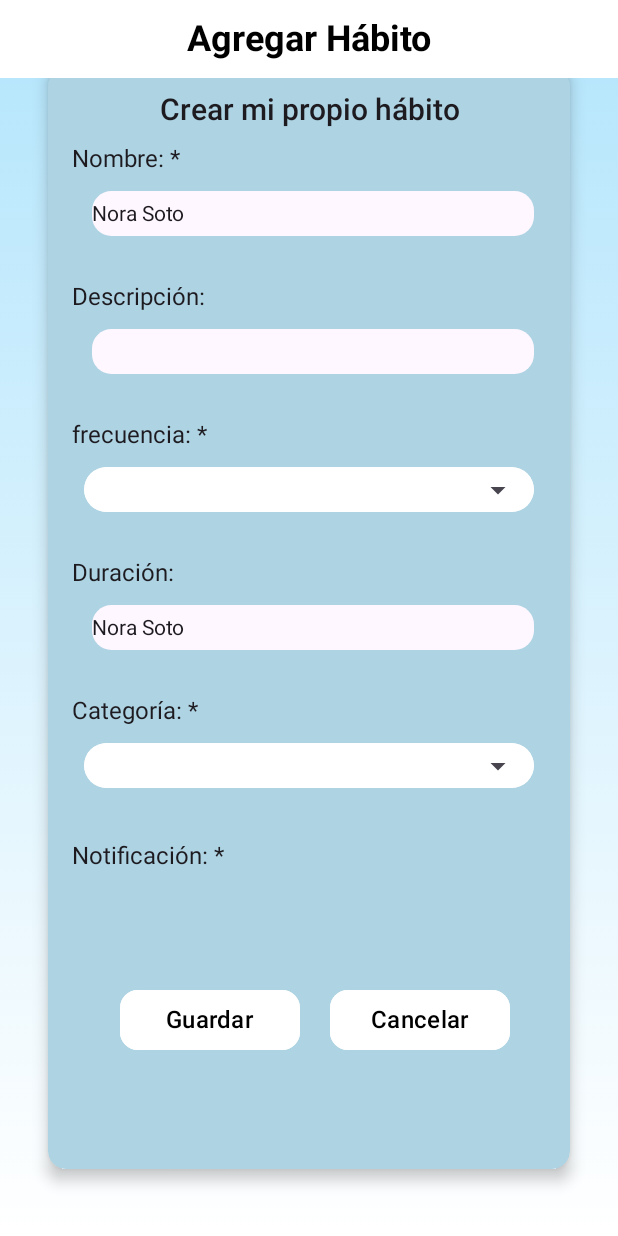
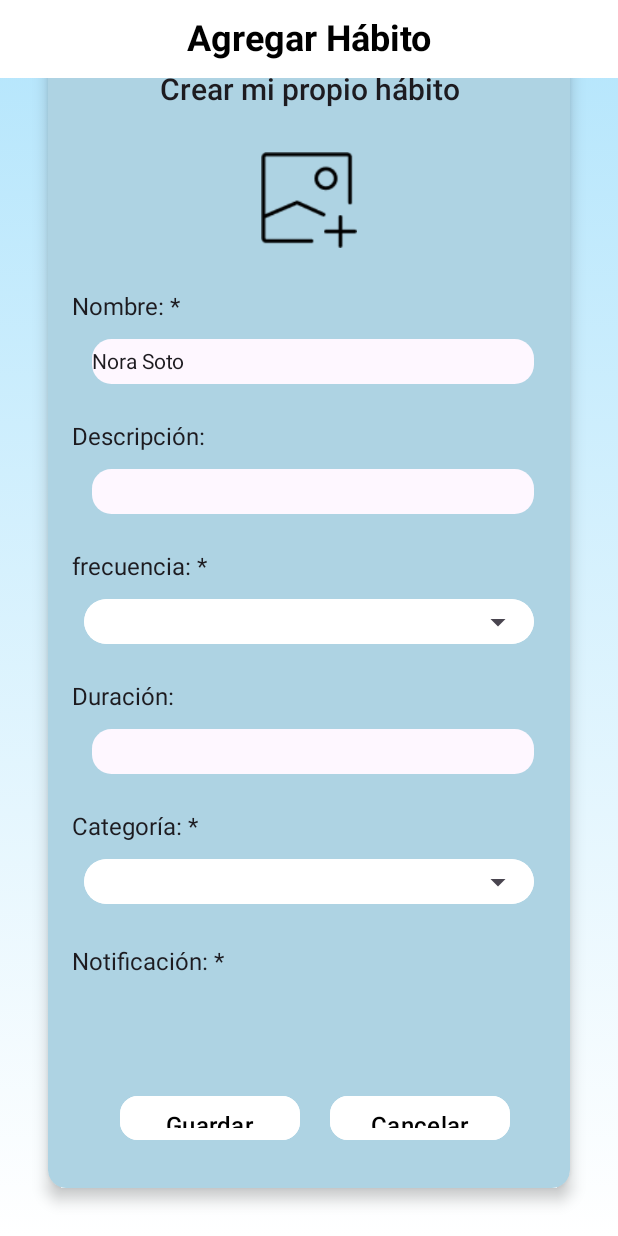
Before and after one commit to eddn-dev/TibiBalanceApp, an Android app built with Jetpack Compose: the @Preview function FeatureAddHabitScreenPreview, on a phone screen of 412 x 824 dp. Run offline under Robolectric (Android 15) with nearby library versions, the phone set to English and light mode, and no system bars.

Commit message:
agregado de imageButton, pantalla agregar habito falata boton de notificación y navBar

```diff
--- a/app/build.gradle.kts
+++ b/app/build.gradle.kts
@@ -43,15 +43,6 @@ android {
 }
 
 dependencies {
-    implementation ("androidx.compose.ui:ui:1.6.0") // O la versión más reciente
-    implementation ("androidx.compose.material3:material3:1.2.0")
-    implementation ("androidx.compose.ui:ui-tooling-preview:1.6.0")
-    implementation ("androidx.compose.foundation:foundation:1.6.0")
-    implementation ("androidx.compose.runtime:runtime:1.6.0")
-
-    // Para cargar recursos como imágenes
-    implementation ("androidx.compose.ui:ui-resources:1.6.0")
-
     // Íconos extendidos (válidos y estables)
     implementation("androidx.compose.material:material-icons-extended:1.5.4")
 
--- /dev/null
+++ b/app/src/main/java/com/app/tibibalance/ui/components/imageButton.kt
@@ -0,0 +1,38 @@
+package com.app.tibibalance.ui.components
+
+
+import androidx.compose.foundation.Image
+import androidx.compose.foundation.layout.size
+import androidx.compose.material3.IconButton
+import androidx.compose.runtime.Composable
+import androidx.compose.ui.Modifier
+import androidx.compose.ui.res.painterResource
+import androidx.compose.ui.tooling.preview.Preview
+import androidx.compose.ui.unit.dp
+
+@Composable
+fun ImageButton(
+    onClick: () -> Unit,
+    imageRes: Int, // Recurso de la imagen
+    modifier: Modifier = Modifier,
+    size: Int = 48 // Tamaño del botón
+) {
+    IconButton(
+        onClick = onClick,
+        modifier = modifier.size(size.dp) // Tamaño del botón
+    ) {
+        // Usamos Image para mostrar la imagen dentro del botón
+        Image(
+            painter = painterResource(id = imageRes), // Recurso de imagen
+            contentDescription = "Botón de imagen",
+            modifier = Modifier.size(size.dp) // Ajustar tamaño de la imagen
+        )
+    }
+}
+
+@Preview(showBackground = true)
+@Composable
+fun ImageButtonPreview() {
+    // Reemplaza el recurso con la imagen que tienes en tus recursos
+    ImageButton(onClick = { /* Acción al hacer clic */ }, imageRes = android.R.drawable.ic_menu_add)
+}
--- a/app/src/main/java/com/app/tibibalance/ui/screens/FeatureAddHabitScreen.kt
+++ b/app/src/main/java/com/app/tibibalance/ui/screens/FeatureAddHabitScreen.kt
@@ -1,4 +1,5 @@
 package com.app.tibibalance.ui.screens
+
 
 import androidx.compose.foundation.layout.Arrangement
 import androidx.compose.foundation.layout.Box
@@ -30,6 +31,7 @@ import com.app.tibibalance.ui.components.InputSelect
 import com.app.tibibalance.ui.components.InputText
 import com.app.tibibalance.ui.components.SecondaryButton
 import com.app.tibibalance.ui.components.Subtitle
+import com.app.tibibalance.ui.components.ImageButton
 
 @Composable
 fun FeatureAddHabitScreen() {
@@ -52,7 +54,7 @@ fun FeatureAddHabitScreen() {
 
                     FormContainer(
                         modifier = Modifier
-                            .height(734.dp)  // Establece un alto específico
+                            .height(850.dp)  // Establece un alto específico
                     ) {
 
                         Subtitle(
@@ -63,7 +65,19 @@ fun FeatureAddHabitScreen() {
                             textAlign = TextAlign.Center
                         )
 
-                        Description(
+
+                        ImageButton(
+                            onClick = { /* Acción */ },
+                            imageRes = com.app.tibibalance.R.drawable.ic_button_habit,
+                            modifier = Modifier
+                                .width(100.dp) // Cambia el ancho
+                                .height(100.dp) // Cambia el alto
+                            ,
+                            size = 64, // Tamaño de la imagen interna (puedes dejar este valor si no quieres cambiarlo)
+                        )
+
+
+                            Description(
                             text = "Nombre: *",
                             modifier = Modifier
                                 .fillMaxWidth(),
@@ -74,7 +88,7 @@ fun FeatureAddHabitScreen() {
                             value = nombre,
                             onValueChange = { nombre = it }
                         )
-                        Spacer(modifier = Modifier.height(7.dp))
+                        Spacer(modifier = Modifier.height(2.dp))
 
                         Description(
                             text = "Descripción:",
@@ -87,7 +101,7 @@ fun FeatureAddHabitScreen() {
                             value = descripcion,
                             onValueChange = { descripcion = it }
                         )
-                        Spacer(modifier = Modifier.height(7.dp))
+                        Spacer(modifier = Modifier.height(2.dp))
 
                         Description(
                             text = "frecuencia: *",
@@ -101,7 +115,7 @@ fun FeatureAddHabitScreen() {
                             selectedOption = frecuencia,
                             onOptionSelected = { frecuencia = it }
                         )
-                        Spacer(modifier = Modifier.height(7.dp))
+                        Spacer(modifier = Modifier.height(2.dp))
 
                         Description(
                             text = "Duración:",
@@ -109,12 +123,12 @@ fun FeatureAddHabitScreen() {
                                 .fillMaxWidth(),
                             textAlign = TextAlign.Start
                         )
-                        var duracion by remember { mutableStateOf("Nora Soto") }
+                        var duracion by remember { mutableStateOf("") }
                         InputText(
                             value = duracion,
                             onValueChange = { duracion = it }
                         )
-                        Spacer(modifier = Modifier.height(7.dp))
+                        Spacer(modifier = Modifier.height(2.dp))
 
 
                         Description(
@@ -130,7 +144,7 @@ fun FeatureAddHabitScreen() {
                             onOptionSelected = { categoria = it }
                         )
 
-                        Spacer(modifier = Modifier.height(12.dp))
+                        Spacer(modifier = Modifier.height(5.dp))
                         Row(
                             modifier = Modifier
                                 .fillMaxWidth()
@@ -144,6 +158,16 @@ fun FeatureAddHabitScreen() {
                                     .fillMaxWidth(),
                                 textAlign = TextAlign.Start
                             )
+
+                           /* ImageButton(
+                                onClick = { /* Acción */ },
+                                imageRes = com.app.tibibalance.R.drawable.ic_button_notification,
+                                modifier = Modifier
+                                    .width(64.dp) // Cambia el ancho
+                                    .height(64.dp) // Cambia el alto
+                                ,
+                               size = 64, // Tamaño de la imagen interna (puedes dejar este valor si no quieres cambiarlo)
+                            )*/
 
                         }
 
```
Also changed, not shown: app/src/main/res/drawable/ic_button_habit.png (added), app/src/main/res/drawable/ic_button_notification.png (added).
